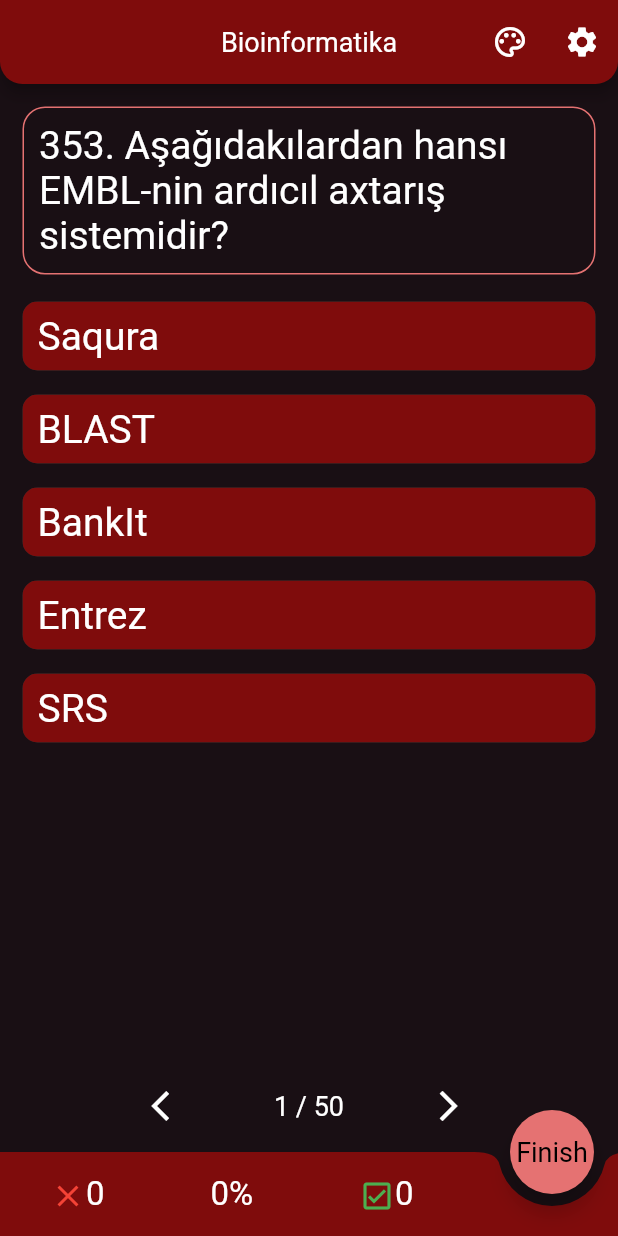
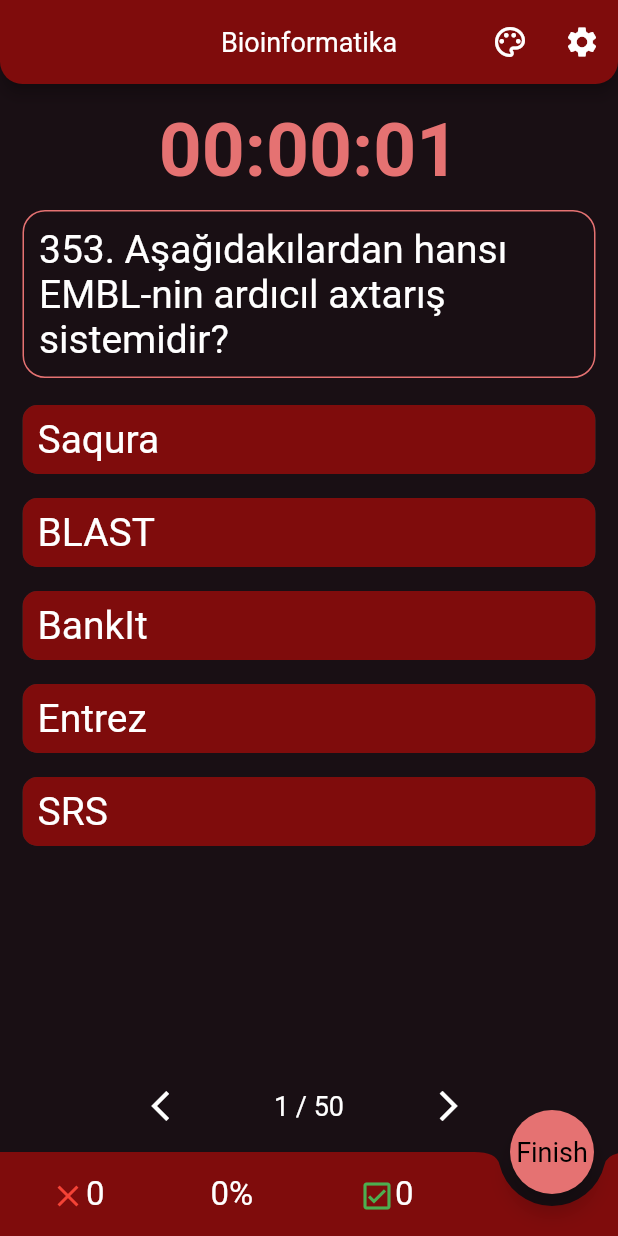
Before and after one commit to hhumbetovv/examination, a Flutter app: the ExamView widget shown alone on an empty page, opened directly with sample values from the repository, on a phone screen of 412 x 824 dp. Run offline on Flutter 3.47's test engine with Material 2 defaults, Android fonts, the phone set to English and light mode, and no system bars; our stand-ins replace flutter_bloc, flutter_cache_manager, pie_chart, shared_preferences; missing offline and left inert: whatsapp_share2; accounts and stored records are empty.

Commit message:
Some improvement has been maked
Exam duration added

Screen swipe gesture added to Exam view

Expand and compress functionality added to Result view

```diff
--- a/lib/model/question.dart
+++ b/lib/model/question.dart
@@ -1,3 +1,5 @@
+import 'package:examination/model/settings.dart';
+
 class Question {
   final String question;
   final List<Answer> answers;
@@ -15,32 +17,28 @@
     isAnswered = true;
   }
 
-  //! All Questions
-  static List<Question> getAllQuestions(String bank) {
-    return createQuestionsList(bank)
-        .map(
-          (item) => Question(
-            question: item[0],
-            answers: [
-              Answer(answer: item[1], isCorrectAnswer: true),
-              Answer(answer: item[2]),
-              Answer(answer: item[3]),
-              Answer(answer: item[4]),
-              Answer(answer: item[5]),
-            ]..shuffle(),
-          ),
-        )
-        .toList();
-  }
+  static List<Question> getQuestions(String bank, QuestionTypes type) {
+    List<Question> list = [];
+    _createQuestionsList(bank).forEach((item) {
+      bool checker() {
+        switch (type) {
+          case QuestionTypes.longs:
+            return item[1].length > item[2].length &&
+                item[1].length > item[3].length &&
+                item[1].length > item[4].length &&
+                item[1].length > item[5].length;
+          case QuestionTypes.shorts:
+            return !(item[1].length > item[2].length &&
+                item[1].length > item[3].length &&
+                item[1].length > item[4].length &&
+                item[1].length > item[5].length);
+          default:
+            return true;
+        }
+      }
 
-  //! Questions with Long Correct Answers
-  static List<Question> getLongAnswerQuestions(String bank) {
-    List<Question> longAnswerQuestionList = [];
-    createQuestionsList(bank).forEach((item) {
-      String correctAnswer = item[1];
-      bool checker(String element) => correctAnswer.length > element.length;
-      if (checker(item[2]) && checker(item[3]) && checker(item[4]) && checker(item[5])) {
-        longAnswerQuestionList.add(
+      if (checker()) {
+        list.add(
           Question(
             question: item[0],
             answers: [
@@ -54,31 +52,7 @@
         );
       }
     });
-    return longAnswerQuestionList;
-  }
-
-  //! Questions with Short Correct Answers
-  static List<Question> getShortAnswerQuestions(String bank) {
-    List<Question> shortAnswerQuestionList = [];
-    createQuestionsList(bank).forEach((item) {
-      String correctAnswer = item[1];
-      bool checker(String element) => correctAnswer.length > element.length;
-      if (!(checker(item[2]) && checker(item[3]) && checker(item[4]) && checker(item[5]))) {
-        shortAnswerQuestionList.add(
-          Question(
-            question: item[0],
-            answers: [
-              Answer(answer: item[1], isCorrectAnswer: true),
-              Answer(answer: item[2]),
-              Answer(answer: item[3]),
-              Answer(answer: item[4]),
-              Answer(answer: item[5]),
-            ]..shuffle(),
-          ),
-        );
-      }
-    });
-    return shortAnswerQuestionList;
+    return list;
   }
 }
 
@@ -95,7 +69,7 @@
 }
 
 //! Create Questions List from Bank
-List<List<String>> createQuestionsList(String bank) {
+List<List<String>> _createQuestionsList(String bank) {
   List<String> questionList = bank.split('spacer');
   List<String> dublicatedList = [];
   List<List<String>> finalList = [];
--- a/lib/model/question_controller.dart
+++ b/lib/model/question_controller.dart
@@ -27,7 +27,7 @@
   QuestionController({required this.bank});
 
   void initialize({bool isLearning = false}) {
-    allQuestions = Question.getAllQuestions(bank);
+    allQuestions = Question.getQuestions(bank, QuestionTypes.all);
     allQuestionSettings = Settings(
       firstIndex: 0,
       lastIndex: allQuestions.length - 1,
@@ -35,7 +35,7 @@
       random: !isLearning,
       type: QuestionTypes.all,
     );
-    longAnswerQuestions = Question.getLongAnswerQuestions(bank);
+    longAnswerQuestions = Question.getQuestions(bank, QuestionTypes.longs);
     longAnswerQuestionSettings = Settings(
       firstIndex: 0,
       lastIndex: longAnswerQuestions.length - 1,
@@ -43,7 +43,7 @@
       random: !isLearning,
       type: QuestionTypes.longs,
     );
-    shortAnswerQuestions = Question.getShortAnswerQuestions(bank);
+    shortAnswerQuestions = Question.getQuestions(bank, QuestionTypes.shorts);
     shortAnswerQuestionSettings = Settings(
       firstIndex: 0,
       lastIndex: shortAnswerQuestions.length - 1,
@@ -58,15 +58,7 @@
   }
 
   void changeQuestions(QuestionTypes type) {
-    if (type == QuestionTypes.all) {
-      questions = Question.getAllQuestions(bank).sublist(currentSettings.firstIndex, currentSettings.lastIndex + 1);
-    } else if (type == QuestionTypes.longs) {
-      questions =
-          Question.getLongAnswerQuestions(bank).sublist(currentSettings.firstIndex, currentSettings.lastIndex + 1);
-    } else if (type == QuestionTypes.shorts) {
-      questions =
-          Question.getShortAnswerQuestions(bank).sublist(currentSettings.firstIndex, currentSettings.lastIndex + 1);
-    }
+    questions = Question.getQuestions(bank, type);
     randomQuestions = [...questions]..shuffle();
   }
 
--- a/lib/model/result_controller.dart
+++ b/lib/model/result_controller.dart
@@ -4,20 +4,27 @@
   int blanks = 0;
   List<Question> corrects = [];
   List<Question> incorrects = [];
+  Duration duration = const Duration(seconds: 0);
 
-  ResultController({required int count, List<Question>? corrects, List<Question>? incorrects}) {
+  ResultController({
+    required int count,
+    List<Question>? corrects,
+    List<Question>? incorrects,
+    Duration? duration,
+  }) {
     blanks = count;
     this.corrects = corrects ?? [];
     this.incorrects = incorrects ?? [];
-  }
-
-  @override
-  String toString() {
-    return 'blanks: $blanks, corrects: $corrects, incorrects: $incorrects';
+    this.duration = duration ?? const Duration(seconds: 0);
   }
 
   ResultController get finalResults {
-    return ResultController(count: blanks, corrects: corrects, incorrects: incorrects);
+    return ResultController(
+      count: blanks,
+      corrects: corrects,
+      incorrects: incorrects,
+      duration: duration,
+    );
   }
 
   void updateResult({required Question question, required bool isCorrect}) {
@@ -35,6 +42,11 @@
     blanks = count;
     corrects = [];
     incorrects = [];
+    duration = const Duration(seconds: 0);
+  }
+
+  void setDuration(Duration value) {
+    duration = value;
   }
 
   int get getCurrentResult {
@@ -53,4 +65,12 @@
   int get getIncorrects {
     return incorrects.length;
   }
+
+  String get getDuration {
+    String strDigits(int n) => n.toString().padLeft(2, '0');
+    final hours = strDigits(duration.inHours.remainder(24));
+    final minutes = strDigits(duration.inMinutes.remainder(60));
+    final seconds = strDigits(duration.inSeconds.remainder(60));
+    return '$hours:$minutes:$seconds';
+  }
 }
--- a/lib/model/settings.dart
+++ b/lib/model/settings.dart
@@ -6,9 +6,9 @@
   int lastIndex;
   int count;
   //! Defaults
-  late int defaultLastIndex;
-  late int defaultFirstIndex;
-  late int defaultCount;
+  late final int defaultLastIndex;
+  late final int defaultFirstIndex;
+  late final int defaultCount;
 
   bool random;
   QuestionTypes type;
--- a/lib/pages/exam_modal.dart
+++ b/lib/pages/exam_modal.dart
@@ -1,3 +1,5 @@
+import 'dart:async';
+
 import 'package:flutter/material.dart';
 
 import '../model/question_controller.dart';
@@ -13,16 +15,47 @@
   final events = [];
   bool singleTap = true;
 
+  String swipeDirection = 'zero';
+
+  Timer? timer;
+
   @override
   void initState() {
     super.initState();
     controller = QuestionController(bank: widget.subject.bank);
     controller.initialize();
+    startTimer();
   }
 
   @override
   void dispose() {
     super.dispose();
+  }
+
+  void startTimer() {
+    setState(() {
+      timer = Timer.periodic(const Duration(seconds: 1), (_) => setCountUp());
+    });
+  }
+
+  void stopTimer() {
+    setState(() {
+      timer!.cancel();
+    });
+  }
+
+  void resetTimer() {
+    setState(() {
+      controller.resultController.setDuration(const Duration(seconds: 0));
+    });
+  }
+
+  void setCountUp() {
+    const reduceSecondsBy = 1;
+    setState(() {
+      final seconds = controller.resultController.duration.inSeconds + reduceSecondsBy;
+      controller.resultController.setDuration(Duration(seconds: seconds));
+    });
   }
 
   void setIsLoading({bool value = false}) async {
@@ -46,6 +79,7 @@
     final result = await settingsDialog(context, controller);
     if (result != null && result) {
       resetQuestions();
+      resetTimer();
     }
   }
 
@@ -67,7 +101,6 @@
   }
 
   void onFinishButtonPressed() async {
-    ResultController currentController = controller.resultController.finalResults;
     final result = controller.resultController.blanks != 0
         ? await finishDialog(
             context,
@@ -75,17 +108,22 @@
           )
         : true;
     if ((result ?? false) && mounted) {
+      ResultController currentController = controller.resultController.finalResults;
       setIsLoading(value: true);
       setState(() {
         resetQuestions();
+        stopTimer();
+        resetTimer();
       });
-      Navigator.of(context).push(
-        MaterialPageRoute(
-          builder: (context) => ResultView(
-            controller: currentController,
-          ),
-        ),
-      );
+      Navigator.of(context)
+          .push(
+            MaterialPageRoute(
+              builder: (context) => ResultView(
+                controller: currentController,
+              ),
+            ),
+          )
+          .then((_) => startTimer());
     }
     setIsLoading(value: false);
   }
--- a/lib/pages/exam_view.dart
+++ b/lib/pages/exam_view.dart
@@ -224,7 +224,20 @@
       floatingActionButtonLocation: FloatingActionButtonLocation.endDocked,
       body: isLoading
           ? const Center(child: CircularProgressIndicator())
-          : Padding(
+          : GestureDetector(
+              onTap: () {
+                swipeDirection = 'zero';
+              },
+              onPanUpdate: (details) {
+                if (details.delta.dx < 0) swipeDirection = 'left';
+                if (details.delta.dx > 0) swipeDirection = 'right';
+              },
+              onPanEnd: (details) {
+                if (swipeDirection == 'zero') return;
+                if (swipeDirection == 'left') changeQuestion(increase: true);
+                if (swipeDirection == 'right') changeQuestion();
+              },
+              child: Padding(
                 padding: const EdgeInsets.fromLTRB(15, 15, 15, 5),
                 child: Column(
                   children: [
@@ -234,6 +247,15 @@
                         child: Column(
                           mainAxisSize: MainAxisSize.min,
                           children: [
+                            Text(
+                              controller.resultController.getDuration,
+                              style: TextStyle(
+                                fontSize: 50,
+                                fontWeight: FontWeight.bold,
+                                color: Theme.of(context).colorScheme.secondary,
+                              ),
+                            ),
+                            const SizedBox(height: 10),
                             question,
                             const SizedBox(height: 10),
                             answers,
@@ -245,6 +267,7 @@
                   ],
                 ),
               ),
+            ),
       bottomNavigationBar: bottomAppBar,
     );
   }
--- a/lib/pages/select_view.dart
+++ b/lib/pages/select_view.dart
@@ -22,7 +22,7 @@
 }
 
 class _SelectViewState extends State<SelectView> {
-  //? Message Me Button
+  //! Whatsapp Message Button
   IconButton get waMessageButton {
     return IconButton(
       onPressed: () async {
@@ -35,7 +35,7 @@
     );
   }
 
-  //? Change Theme Button
+  //! Change Theme Button
   GestureDetector get changeThemeButton {
     return GestureDetector(
       onLongPress: () {
```
Also changed, not shown: lib/pages/result_view.dart (+37 -5 lines), 1 other file. Lines whose indentation alone changed are shown as unchanged.
